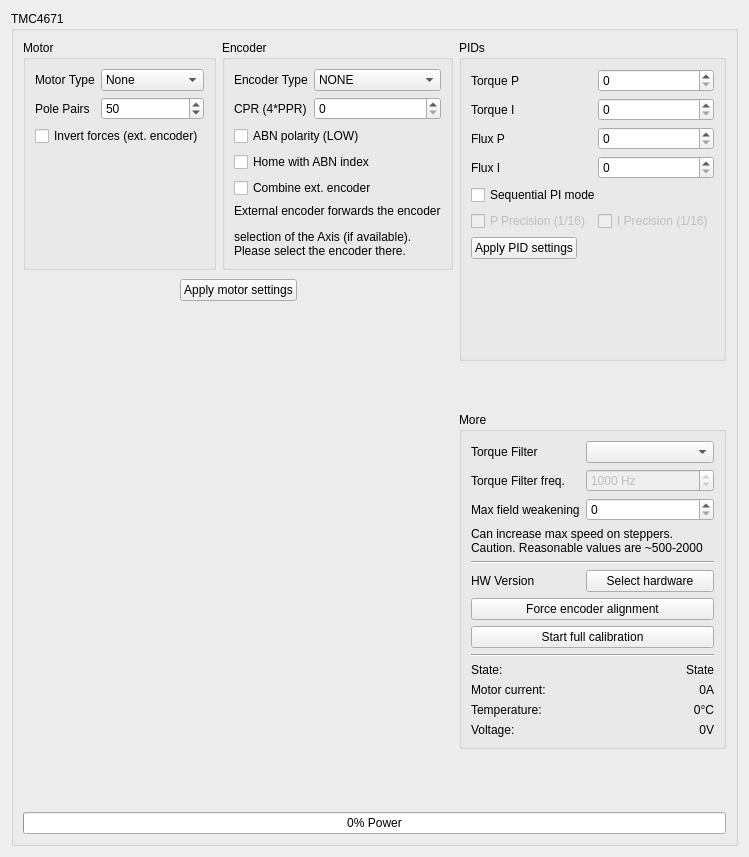
Above: res/tmc4671_ui.ui from Ultrawipf/OpenFFBoard-configurator before the change. Below: the same form after it.
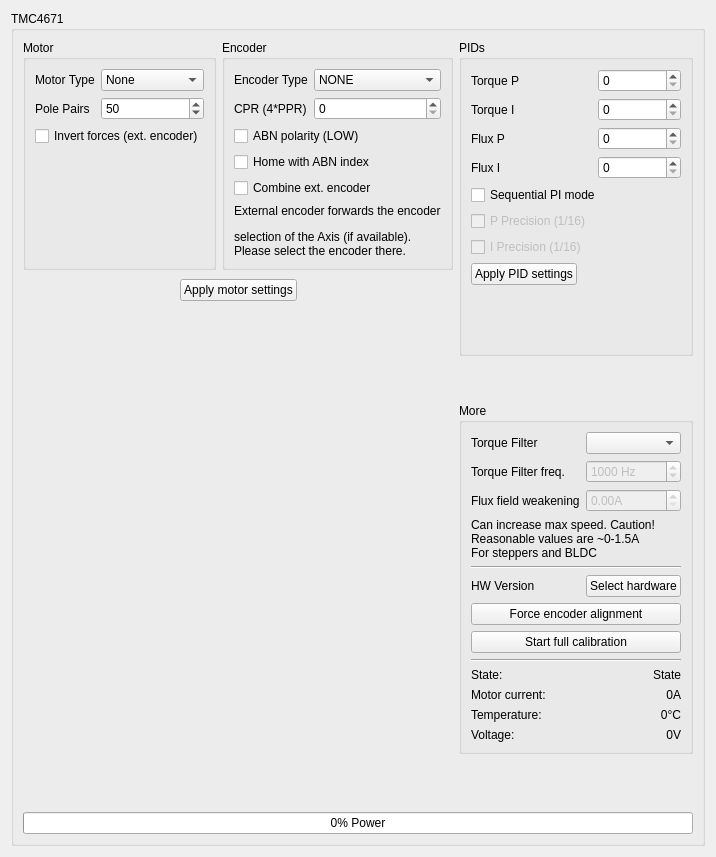
That is the form after the change. Custom widgets are drawn as their Qt base class.

Commit message: Changed flux offset unit to A

```diff
--- a/res/tmc4671_ui.ui
+++ b/res/tmc4671_ui.ui
@@ -6,7 +6,7 @@
    <rect>
     <x>0</x>
     <y>0</y>
-    <width>716</width>
+    <width>691</width>
     <height>857</height>
    </rect>
   </property>
@@ -157,24 +157,14 @@
          <item row="2" column="0">
           <widget class="QLabel" name="label_9">
            <property name="text">
-            <string>Max field weakening</string>
-           </property>
-          </widget>
-         </item>
-         <item row="2" column="1">
-          <widget class="QSpinBox" name="spinBox_fluxoffset">
-           <property name="keyboardTracking">
-            <bool>false</bool>
-           </property>
-           <property name="maximum">
-            <number>10000</number>
+            <string>Flux field weakening</string>
            </property>
           </widget>
          </item>
          <item row="3" column="0" colspan="2">
           <widget class="QLabel" name="label_10">
            <property name="text">
-            <string>&lt;html&gt;&lt;head/&gt;&lt;body&gt;&lt;p&gt;Can increase max speed on steppers.&lt;br/&gt;Caution. Reasonable values are ~500-2000&lt;/p&gt;&lt;/body&gt;&lt;/html&gt;</string>
+            <string>&lt;html&gt;&lt;head/&gt;&lt;body&gt;&lt;p&gt;Can increase max speed. Caution!&lt;br/&gt;Reasonable values are ~0-1.5A&lt;br/&gt;For steppers and BLDC&lt;/p&gt;&lt;/body&gt;&lt;/html&gt;</string>
            </property>
           </widget>
          </item>
@@ -324,6 +314,25 @@
            </property>
           </widget>
          </item>
+         <item row="2" column="1">
+          <widget class="QDoubleSpinBox" name="doubleSpinBox_fluxoffset">
+           <property name="enabled">
+            <bool>false</bool>
+           </property>
+           <property name="keyboardTracking">
+            <bool>false</bool>
+           </property>
+           <property name="suffix">
+            <string>A</string>
+           </property>
+           <property name="maximum">
+            <double>5.000000000000000</double>
+           </property>
+           <property name="singleStep">
+            <double>0.100000000000000</double>
+           </property>
+          </widget>
+         </item>
         </layout>
        </widget>
       </item>
@@ -588,7 +597,7 @@
            </attribute>
           </widget>
          </item>
-         <item row="5" column="1">
+         <item row="6" column="0">
           <widget class="QCheckBox" name="checkBox_I_Precision">
            <property name="enabled">
             <bool>false</bool>
```
The commit also changes 3 other files.
